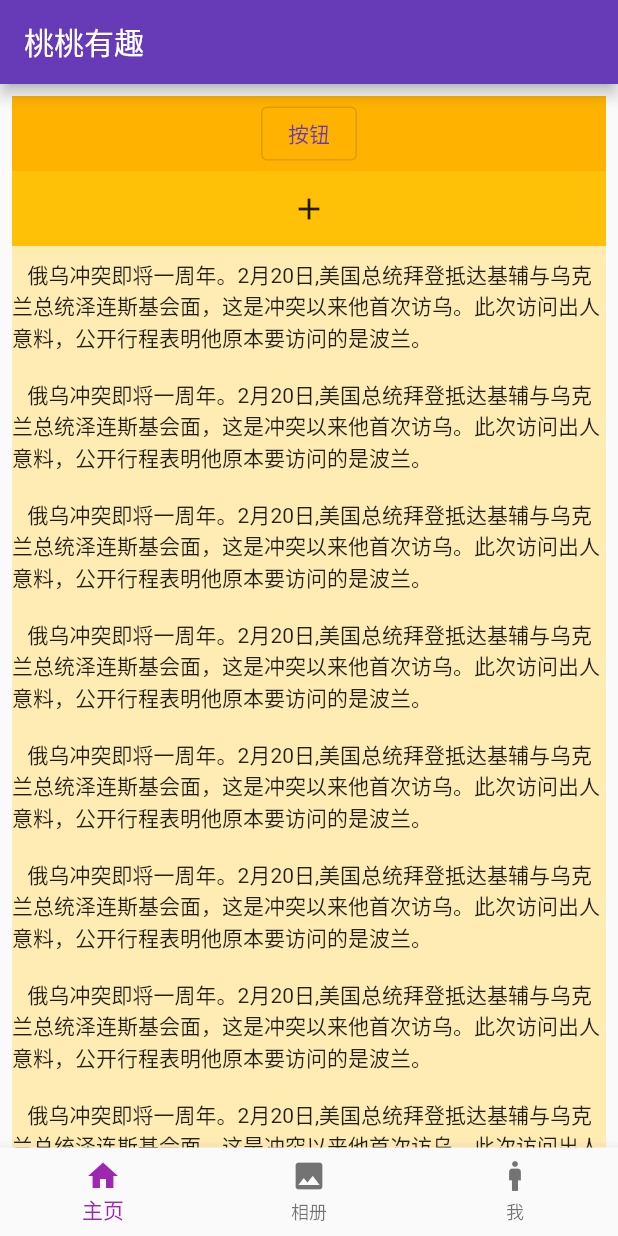
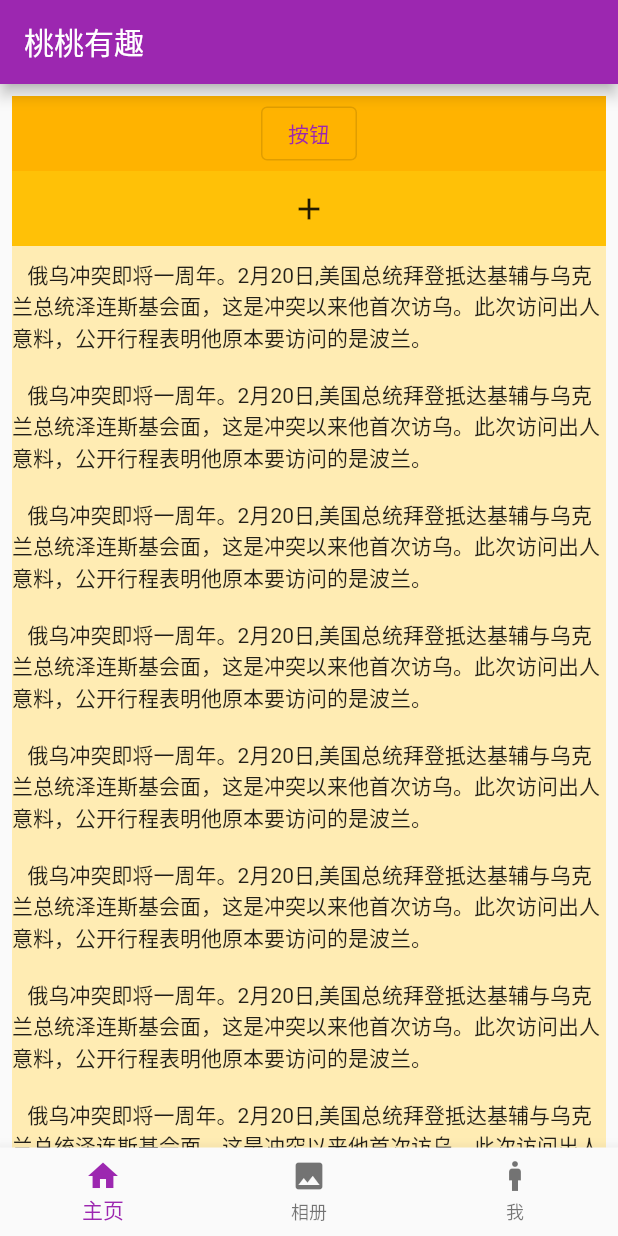
Before and after one commit to fongyuqihang/win10_flutter_app02, a Flutter app: the screen it shows after launch, on a phone screen of 412 x 824 dp. Run offline on Flutter 3.47's test engine with Material 2 defaults, Android fonts, the phone set to English and light mode, and no system bars.

Commit message:
four commit

```diff
--- a/lib/main.dart
+++ b/lib/main.dart
@@ -14,7 +14,7 @@ class MyApp extends StatelessWidget {
     return MaterialApp(
       title: 'Flutter Demo',
       theme: ThemeData(
-        primarySwatch: Colors.deepPurple,
+        primarySwatch: Colors.purple,
       ),
       home: const MyHomePage(title: '桃桃有趣'),
     );
```
